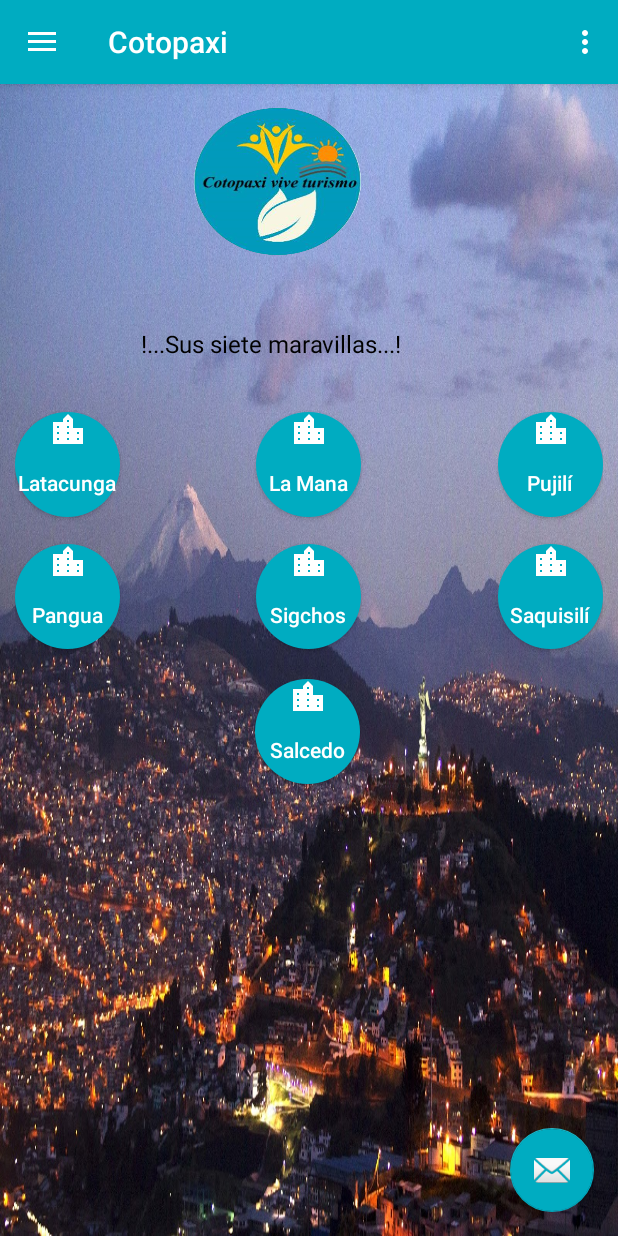
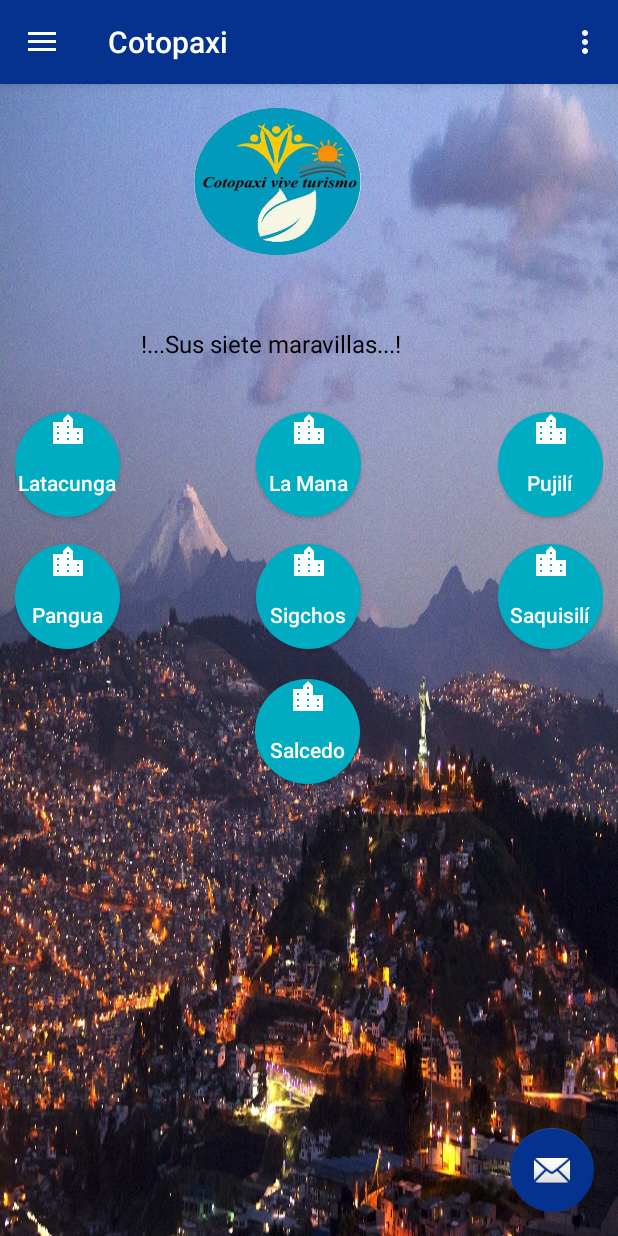
Before and after one commit to cguanoluUTC/GrupoE_ViveCotopaxi, an Android app: the screen it shows after launch (MainActivity), on a phone screen of 412 x 824 dp. Run offline under Robolectric (Android 15) with nearby library versions, the phone set to English and light mode, and no system bars.

Commit message:
Cambiar colores de la interfaz_values_colorxml
interfaz

```diff
--- a/Cotopaxi_App/Cotopaxi/app/src/main/res/values/colors.xml
+++ b/Cotopaxi_App/Cotopaxi/app/src/main/res/values/colors.xml
@@ -1,6 +1,7 @@
 <?xml version="1.0" encoding="utf-8"?>
 <resources>
-    <color name="colorPrimary">#00acc1</color>
-    <color name="colorPrimaryDark">#00acc1</color>
-    <color name="colorAccent">#00acc1</color>
+    <!--Cambio de color de la interfaz-->
+    <color name="colorPrimary">#05328F</color>
+    <color name="colorPrimaryDark">#05328F</color>
+    <color name="colorAccent">#05328F</color>
 </resources>
```
